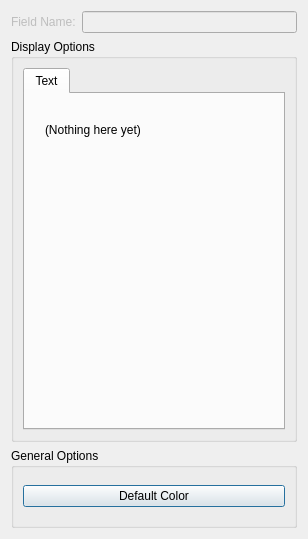
Above: src/Interface/Modules/Visualization/ShowFieldGlyphs.ui from SCIInstitute/SCIRun before the change. Below: the same form after it.
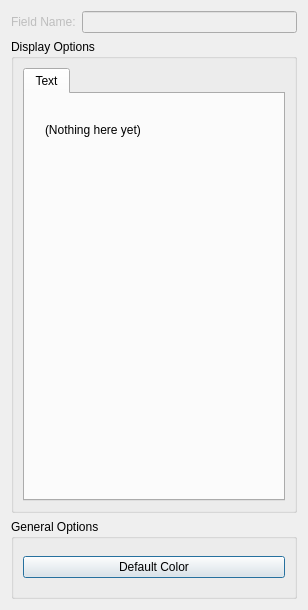
That is the form after the change.

```diff
--- a/src/Interface/Modules/Visualization/ShowFieldGlyphs.ui
+++ b/src/Interface/Modules/Visualization/ShowFieldGlyphs.ui
@@ -7,13 +7,13 @@
     <x>0</x>
     <y>0</y>
     <width>308</width>
-    <height>539</height>
+    <height>610</height>
    </rect>
   </property>
   <property name="minimumSize">
    <size>
     <width>308</width>
-    <height>539</height>
+    <height>610</height>
    </size>
   </property>
   <property name="windowTitle">
@@ -64,7 +64,7 @@
         <property name="minimumSize">
          <size>
           <width>206</width>
-          <height>324</height>
+          <height>395</height>
          </size>
         </property>
         <property name="styleSheet">
```
